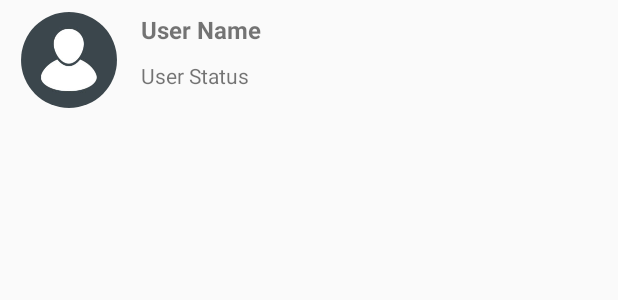
After one commit to MovilTec/URStudyGuide_1, an Android app: the layout users_friends_container_layout.xml on its own in the app's theme, with its tools: preview values and no code run, on a phone screen of 412 x 824 dp. The commit adds this screen. Shown: the top 300 px of the screen. Run offline under Robolectric (Android 15) with nearby library versions, the phone set to English and light mode, and no system bars.

Commit message:
Daniel R. Meneses León @ UDLA Fecha: 28/06/2018 10:55 a.m. Friends already implemented

```diff
--- /dev/null
+++ b/app/src/main/res/layout/users_friends_container_layout.xml
@@ -0,0 +1,59 @@
+<?xml version="1.0" encoding="utf-8"?>
+<android.support.constraint.ConstraintLayout xmlns:android="http://schemas.android.com/apk/res/android"
+    xmlns:app="http://schemas.android.com/apk/res-auto"
+    xmlns:tools="http://schemas.android.com/tools"
+    android:layout_width="match_parent"
+    android:layout_height="wrap_content">
+
+    <de.hdodenhof.circleimageview.CircleImageView
+        android:id="@+id/friendContainer_CircleImageView"
+        android:layout_width="64dp"
+        android:layout_height="64dp"
+        android:layout_marginBottom="8dp"
+        android:layout_marginEnd="8dp"
+        android:layout_marginStart="14dp"
+        android:layout_marginTop="8dp"
+        android:src="@drawable/default_user_image_1"
+        app:layout_constraintBottom_toBottomOf="parent"
+        app:layout_constraintEnd_toEndOf="parent"
+        app:layout_constraintHorizontal_bias="0.0"
+        app:layout_constraintStart_toStartOf="parent"
+        app:layout_constraintTop_toTopOf="parent"
+        app:layout_constraintVertical_bias="0.0" />
+
+    <TextView
+        android:id="@+id/friendContainer_userName_textView"
+        android:layout_width="wrap_content"
+        android:layout_height="wrap_content"
+        android:layout_marginBottom="8dp"
+        android:layout_marginEnd="8dp"
+        android:layout_marginStart="16dp"
+        android:layout_marginTop="8dp"
+        android:text="User Name"
+        android:textAlignment="center"
+        android:textSize="16sp"
+        android:textStyle="bold"
+        app:layout_constraintBottom_toBottomOf="parent"
+        app:layout_constraintEnd_toEndOf="parent"
+        app:layout_constraintHorizontal_bias="0.0"
+        app:layout_constraintStart_toEndOf="@+id/friendContainer_CircleImageView"
+        app:layout_constraintTop_toTopOf="parent"
+        app:layout_constraintVertical_bias="0.015" />
+
+    <TextView
+        android:id="@+id/friendContainer_userStatus_textView"
+        android:layout_width="wrap_content"
+        android:layout_height="wrap_content"
+        android:layout_marginBottom="16dp"
+        android:layout_marginEnd="8dp"
+        android:layout_marginStart="16dp"
+        android:layout_marginTop="10dp"
+        android:text="User Status"
+        app:layout_constraintBottom_toBottomOf="parent"
+        app:layout_constraintEnd_toEndOf="parent"
+        app:layout_constraintHorizontal_bias="0.0"
+        app:layout_constraintStart_toEndOf="@+id/friendContainer_CircleImageView"
+        app:layout_constraintTop_toBottomOf="@+id/friendContainer_userName_textView"
+        app:layout_constraintVertical_bias="0.0" />
+
+</android.support.constraint.ConstraintLayout>
```
Also changed, not shown: app/src/main/java/com/example/bbvacontrol/uranitexpert/FriendsFragment.java (+112 -1 lines), app/src/main/java/com/example/bbvacontrol/uranitexpert/FriendsModelingClass.java (added, +52 -0 lines), app/src/main/java/com/example/bbvacontrol/uranitexpert/RequestFragment.java (+3 -9 lines), app/src/main/java/com/example/bbvacontrol/uranitexpert/Users.java (+56 -61 lines), app/src/main/res/layout/fragment_friends.xml (+4 -4 lines).
